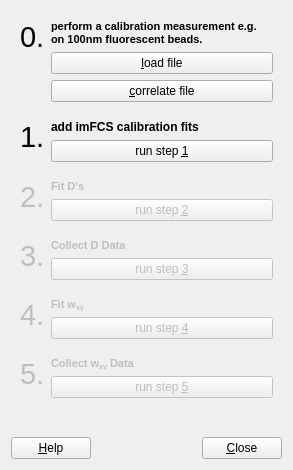
The window that plugins/imfcsfit/imfcscalibrationwizard.ui (jkriege2/QuickFit3) describes before a commit, drawn with Qt 5.
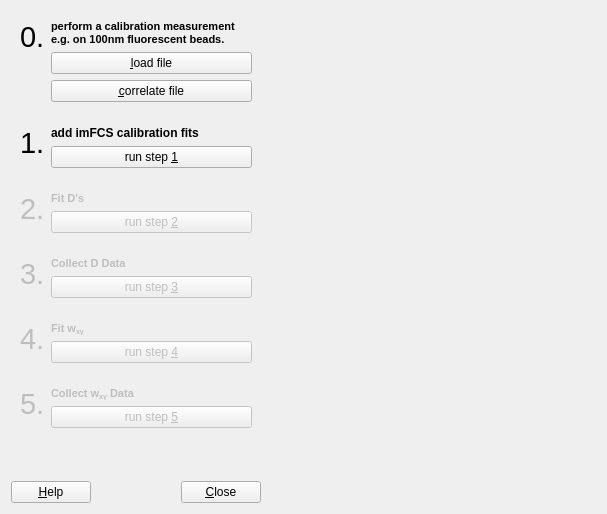
The same window after the commit. Icons and pictures are not drawn. Custom widgets are drawn as their Qt base class.

Commit message: QuickFit3/lib: plotters have help context menu entry now QuickFit3/imFCS:   - started to add graphs to imFCS calibration wizard

```diff
--- a/plugins/imfcsfit/imfcscalibrationwizard.ui
+++ b/plugins/imfcsfit/imfcscalibrationwizard.ui
@@ -6,19 +6,32 @@
    <rect>
     <x>0</x>
     <y>0</y>
-    <width>293</width>
-    <height>470</height>
+    <width>607</width>
+    <height>514</height>
    </rect>
   </property>
+  <property name="minimumSize">
+   <size>
+    <width>320</width>
+    <height>500</height>
+   </size>
+  </property>
   <property name="windowTitle">
    <string>imFCS Calibration Wizard</string>
   </property>
-  <layout class="QVBoxLayout" name="verticalLayout">
-   <property name="spacing">
-    <number>0</number>
-   </property>
-   <item>
+  <property name="windowIcon">
+   <iconset resource="qfevalimfcsfit.qrc">
+    <normaloff>:/imfcsfit/focalvolume.png</normaloff>:/imfcsfit/focalvolume.png</iconset>
+  </property>
+  <layout class="QGridLayout" name="gridLayout_7" columnstretch="0,1,0">
+   <item row="0" column="0">
     <widget class="QWidget" name="widget0" native="true">
+     <property name="minimumSize">
+      <size>
+       <width>250</width>
+       <height>0</height>
+      </size>
+     </property>
      <layout class="QGridLayout" name="gridLayout_6" rowstretch="0,0,0" columnstretch="0,1">
       <item row="0" column="0" rowspan="2">
        <widget class="QLabel" name="label_11">
@@ -72,7 +85,7 @@
      </layout>
     </widget>
    </item>
-   <item>
+   <item row="1" column="0">
     <widget class="QWidget" name="widget1" native="true">
      <layout class="QGridLayout" name="gridLayout" rowstretch="0,0" columnstretch="0,1">
       <item row="0" column="0" rowspan="2">
@@ -105,7 +118,7 @@
      </layout>
     </widget>
    </item>
-   <item>
+   <item row="2" column="0">
     <widget class="QWidget" name="widget2" native="true">
      <property name="enabled">
       <bool>false</bool>
@@ -145,7 +158,7 @@
      </layout>
     </widget>
    </item>
-   <item>
+   <item row="3" column="0">
     <widget class="QWidget" name="widget3" native="true">
      <property name="enabled">
       <bool>false</bool>
@@ -185,7 +198,7 @@
      </layout>
     </widget>
    </item>
-   <item>
+   <item row="4" column="0">
     <widget class="QWidget" name="widget4" native="true">
      <property name="enabled">
       <bool>false</bool>
@@ -225,7 +238,7 @@
      </layout>
     </widget>
    </item>
-   <item>
+   <item row="5" column="0">
     <widget class="QWidget" name="widget5" native="true">
      <property name="enabled">
       <bool>false</bool>
@@ -265,20 +278,7 @@
      </layout>
     </widget>
    </item>
-   <item>
-    <spacer name="verticalSpacer">
-     <property name="orientation">
-      <enum>Qt::Vertical</enum>
-     </property>
-     <property name="sizeHint" stdset="0">
-      <size>
-       <width>20</width>
-       <height>40</height>
-      </size>
-     </property>
-    </spacer>
-   </item>
-   <item>
+   <item row="7" column="0">
     <layout class="QHBoxLayout" name="horizontalLayout">
      <item>
       <widget class="QPushButton" name="btnHelp">
@@ -317,8 +317,49 @@
      </item>
     </layout>
    </item>
+   <item row="0" column="1" rowspan="3">
+    <widget class="QFPlotter" name="pltD" native="true">
+     <property name="minimumSize">
+      <size>
+       <width>100</width>
+       <height>100</height>
+      </size>
+     </property>
+    </widget>
+   </item>
+   <item row="3" column="1" rowspan="3">
+    <widget class="QFPlotter" name="pltWXY" native="true">
+     <property name="minimumSize">
+      <size>
+       <width>100</width>
+       <height>100</height>
+      </size>
+     </property>
+    </widget>
+   </item>
+   <item row="6" column="0">
+    <spacer name="verticalSpacer">
+     <property name="orientation">
+      <enum>Qt::Vertical</enum>
+     </property>
+     <property name="sizeHint" stdset="0">
+      <size>
+       <width>20</width>
+       <height>40</height>
+      </size>
+     </property>
+    </spacer>
+   </item>
   </layout>
  </widget>
+ <customwidgets>
+  <customwidget>
+   <class>QFPlotter</class>
+   <extends>QWidget</extends>
+   <header>qfplotter.h</header>
+   <container>1</container>
+  </customwidget>
+ </customwidgets>
  <resources>
   <include location="../../lib/lib.qrc"/>
   <include location="../imagingfcs/qfrdrimagingfcs.qrc"/>
```
Left out of the diff: 2 changed lines with no effect on the pictures. The commit also changes 14 other files.
